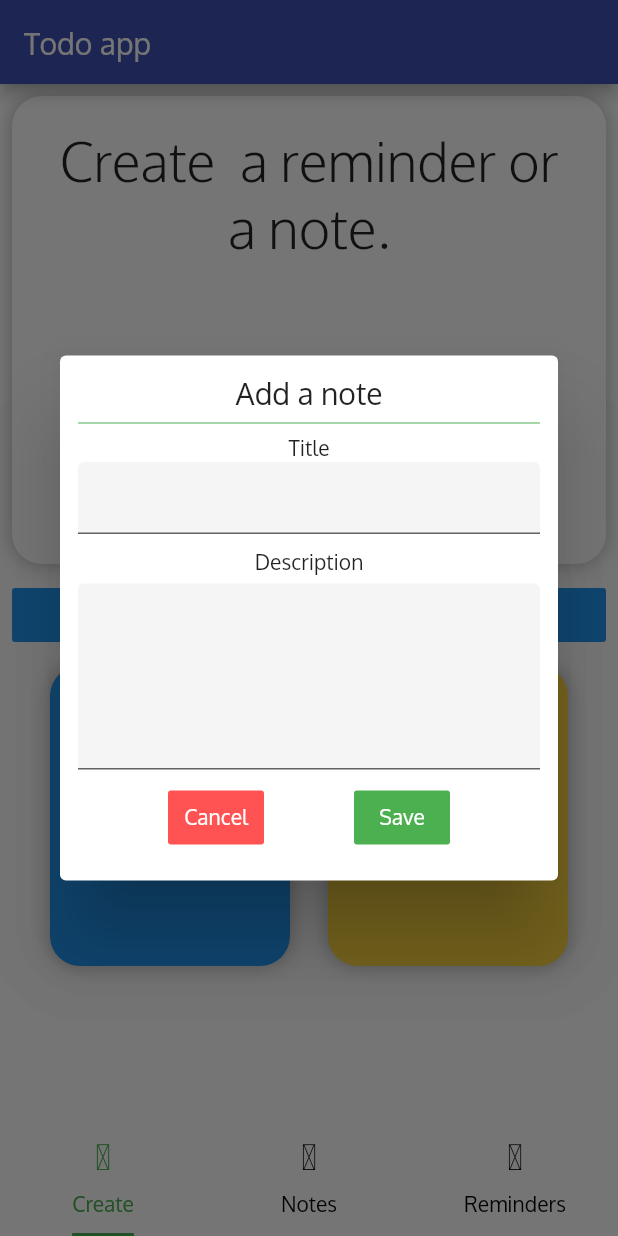
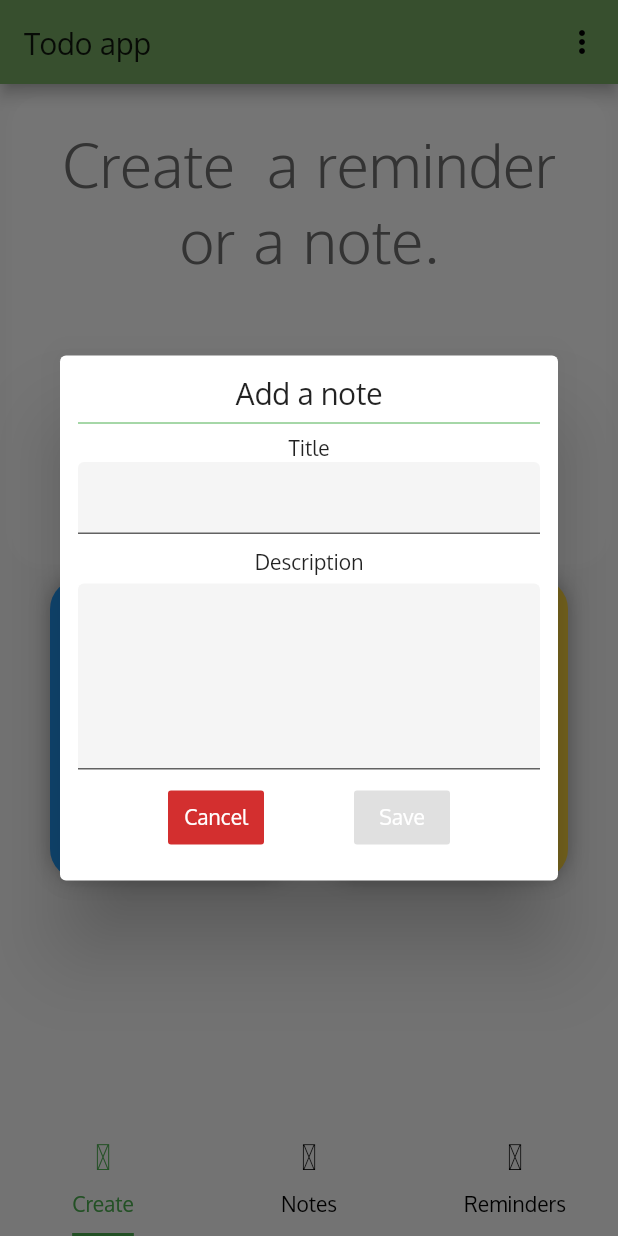
Before and after one commit to kamaathedj/todo_app, a Flutter app: the screen it shows after launch, after a tap on an icon or button, on a phone screen of 412 x 824 dp. Run offline on Flutter 3.47's test engine with Material 2 defaults, Android fonts, the phone set to English and light mode, and no system bars; drawn by our look-alikes of pull_to_refresh; our stand-ins replace flutter_mobx, mobx, moor_flutter; missing offline and left inert: groovin_material_icons; generated files the repository leaves out were written again.

Commit message:
added diffrent app colour mode ,added a pop up menu to switch between diffrent modes

```diff
--- a/lib/src/mobx/ui_mobx/mode_store.dart
+++ b/lib/src/mobx/ui_mobx/mode_store.dart
@@ -18,10 +18,8 @@ class LightOrDark=_LightOrDark with _$LightOrDark;
   void normalMode(){
     mode = ThemeData(
       primarySwatch: Colors.green,
+      primaryColor: Color(0xff78AC65),
       fontFamily: 'Oxygen',
-      primaryColor: Colors.indigo,
-      canvasColor: Colors.white30,
-      // cardTheme: CardTheme()
 
 
     );
@@ -31,7 +29,15 @@ class LightOrDark=_LightOrDark with _$LightOrDark;
   void darkMode(){
     mode = ThemeData(
       fontFamily: 'Oxygen',
-      primarySwatch: Colors.green
+      primarySwatch: Colors.green,
+      primaryColor: Color(0xff442c2e),
+      canvasColor: Color(0xfffffbe6),
+      cardColor: Color(0xfffedbd0),
+      textSelectionColor: Colors.white,
+      accentColor: Colors.green,
+      buttonColor: Colors.green,
+      errorColor: Colors.red,
+
 
     );
   }
--- a/lib/src/pages/create_page.dart
+++ b/lib/src/pages/create_page.dart
@@ -5,6 +5,7 @@ import 'package:provider/provider.dart';
 import 'package:todo_app/src/database/todo_db.dart';
 import 'package:todo_app/src/mobx/todo_store/todo_store.dart';
 import 'package:todo_app/src/mobx/ui_mobx/mode_store.dart';
+import 'package:todo_app/src/pages/popup/main_popup.dart';
 
 class CreatePage extends StatefulWidget {
   CreatePage({Key key}) : super(key: key);
@@ -24,7 +25,10 @@ class _CreatePageState extends State<CreatePage> {
     final modeProvider=Provider.of<LightOrDark>(context);
     return Scaffold(
       appBar: AppBar(
-        title: Text('Todo app')
+        title: Text('Todo app'),
+        actions: <Widget>[
+          Pop()
+        ],
       ),
       body:Padding(
         padding: const EdgeInsets.all(8.0),
@@ -35,7 +39,7 @@ class _CreatePageState extends State<CreatePage> {
              decoration: BoxDecoration(color: Colors.white,
              borderRadius: BorderRadius.circular(20),
              boxShadow: [
-                 BoxShadow(color: Colors.black26,
+               BoxShadow(color: Colors.white,
                spreadRadius: 0.1,
                blurRadius: 10)
              ]
@@ -46,18 +50,10 @@ class _CreatePageState extends State<CreatePage> {
                child: Padding(
              padding: const EdgeInsets.all(20.0),
              child: Text('Create  a reminder or a note.',
-               style: TextStyle(fontSize: 36.0,fontWeight: FontWeight.w100 ,),
+             style: TextStyle(fontSize: 40.0,fontWeight: FontWeight.w100 ,wordSpacing: 3,color: Color(0xff707070)),
              textAlign: TextAlign.center),
                ),
 
-             ),
-             SizedBox(height: 10,),
-             FlatButton(
-               onPressed: (){
-                 modeProvider.darkMode();
-               },
-               color: Colors.blue,
-               child: Text('changeTheme'),
                ),
              SizedBox(height: 10,),
               Row(
@@ -184,14 +180,14 @@ class _CreatePageState extends State<CreatePage> {
                 alignment: MainAxisAlignment.spaceEvenly,
                 children: <Widget>[
                   FlatButton(
-                    color: Colors.redAccent,
+                    color: Theme.of(context).errorColor,
                     textTheme: ButtonTextTheme.primary,
                     child: Text('Cancel'),
                     onPressed: (){Navigator.pop(context);},
                   ),
                   FlatButton(
                     child: Text('Save',style: TextStyle(color: Colors.white),),
-                    color: Colors.green,
+                    color: Theme.of(context).buttonColor,
                     textTheme: ButtonTextTheme.primary,
                     onPressed: (){
                       if (_formKey.currentState.validate()){
@@ -279,14 +275,14 @@ class _CreatePageState extends State<CreatePage> {
       alignment: MainAxisAlignment.spaceEvenly,
       children: <Widget>[
         FlatButton(
-          color: Colors.redAccent,
+          color: Theme.of(context).errorColor,
           textTheme: ButtonTextTheme.primary,
           child: Text('Cancel'),
           onPressed: (){Navigator.pop(context);},
         ),
         FlatButton(
           child: Text('Save',style: TextStyle(color: Colors.white),),
-          color: Colors.green,
+          color: Theme.of(context).buttonColor,
           textTheme: ButtonTextTheme.primary,
           onPressed: (){
             if (_formKey.currentState.validate()){
```
Also changed, not shown: lib/main.dart (+1 -15 lines), lib/src/pages/popup/main_popup.dart (added, +99 -0 lines). Lines whose indentation alone changed are shown as unchanged.
